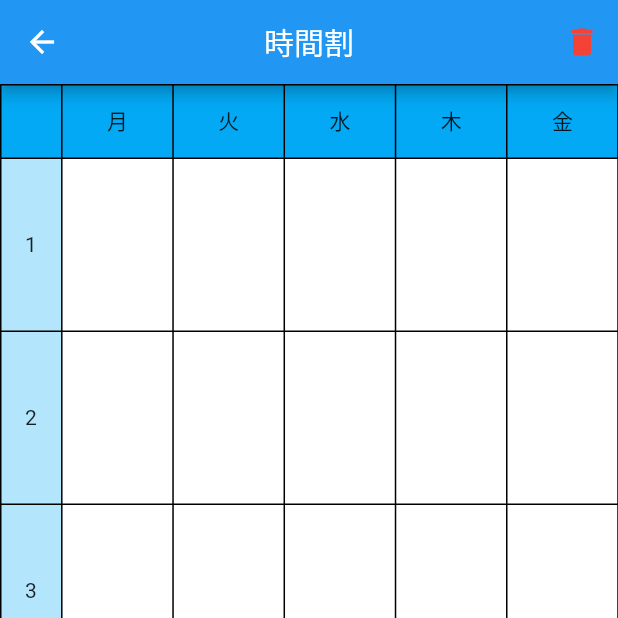
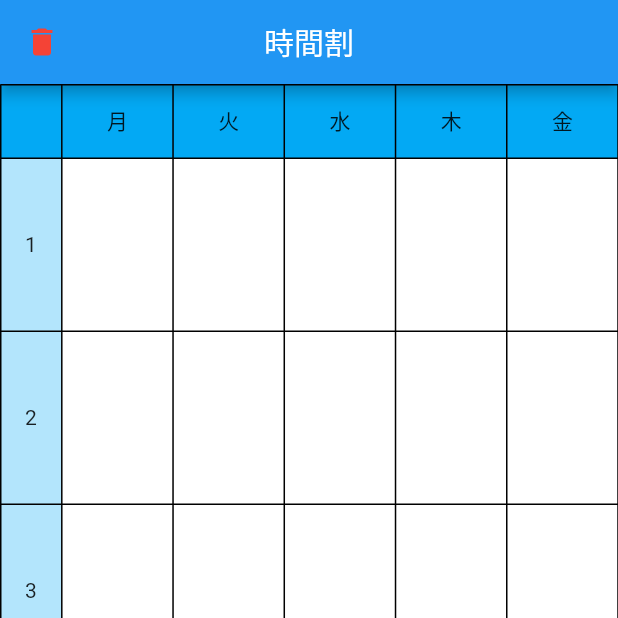
Before and after one commit to 8424bot/monodes2022_flutter, a Flutter app: the TimeTable screen opened directly, on a phone screen of 412 x 824 dp, the top half of it. Run offline on Flutter 3.47's test engine with Material 2 defaults, Android fonts, the phone set to English and light mode, and no system bars; our stand-ins replace cloud_firestore, firebase_core, flutter_slidable, get, hive, hive_flutter and 3 more; accounts and stored records are empty; statements that could not run were skipped.

Commit message:
ボタン左配置

```diff
--- a/lib/view/timetable/Timetable_page.dart
+++ b/lib/view/timetable/Timetable_page.dart
@@ -20,9 +20,8 @@ class _TimeTableState extends State<TimeTable> {
       appBar: AppBar(
         centerTitle: true,
         title: const Text('時間割'),
-        actions: [
-          IconButton(
-            icon: const Icon(Icons.delete),
+        leading: IconButton(
+          icon: const Icon(Icons.delete),
             color: Colors.red,
             onPressed: () {
               showDialog(
@@ -73,8 +72,7 @@ class _TimeTableState extends State<TimeTable> {
                 }
               );
             },
-          )
-        ],
+        ),
       ),
       body: InteractiveViewer(
         constrained: false,
```
